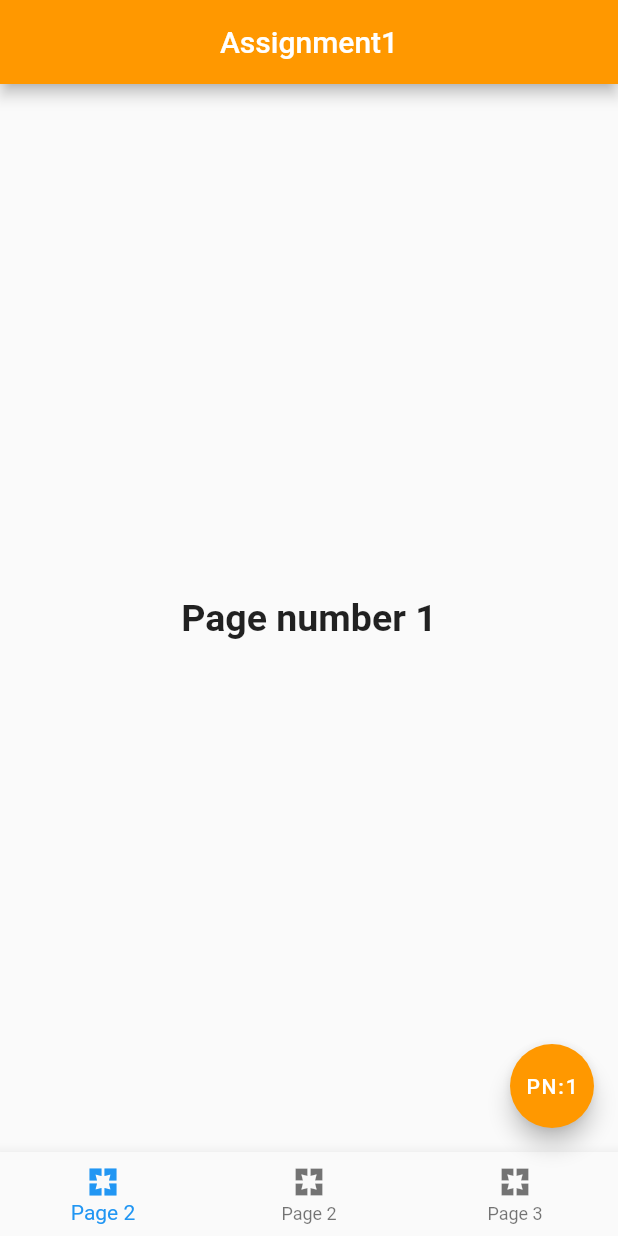
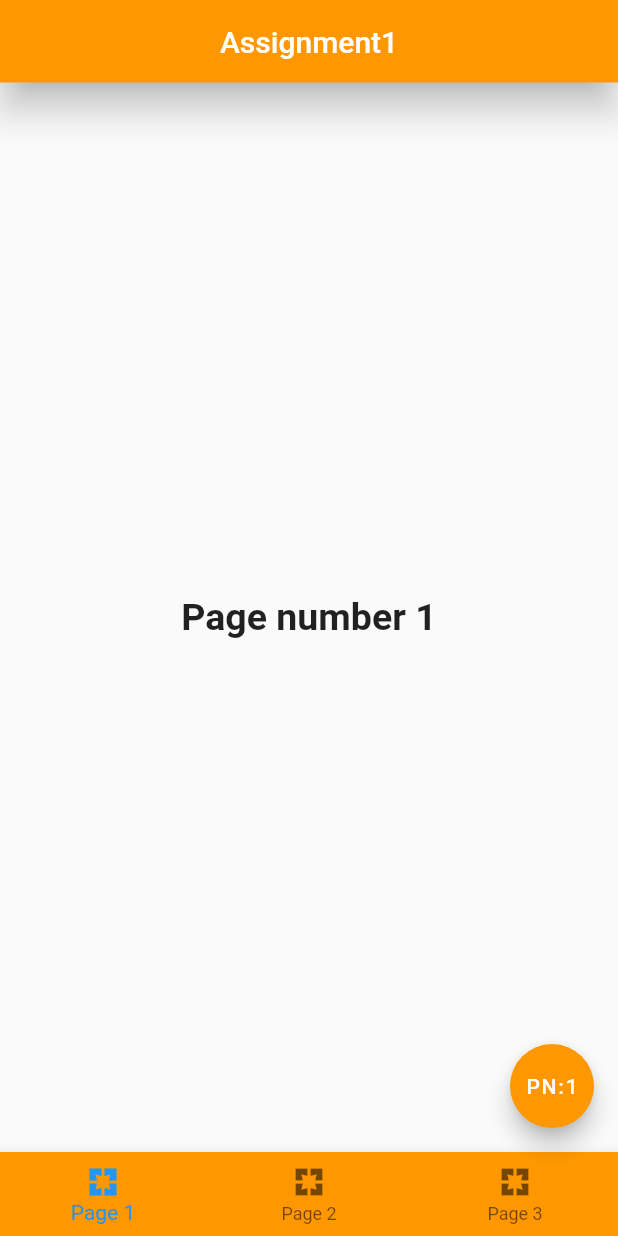
Before and after one commit to jahangirsim/OstadPractice, a Flutter app: the screen it shows after launch, on a phone screen of 412 x 824 dp. Run offline on Flutter 3.47's test engine with Material 2 defaults, Android fonts, the phone set to English and light mode, and no system bars.

Commit message:
Page no1

```diff
--- a/lib/main.dart
+++ b/lib/main.dart
@@ -1,21 +1,33 @@
+import 'package:assignment_1_3_page/pages/page1.dart';
+import 'package:assignment_1_3_page/pages/page2.dart';
+import 'package:assignment_1_3_page/pages/page3.dart';
 import 'package:flutter/material.dart';
 
 void main() {
-  runApp(const MyApp());
+  runApp(MyApp());
 }
 
+//ignore: must_be_immutable
 class MyApp extends StatelessWidget {
-  const MyApp({Key? key}) : super(key: key);
 
+   MyApp({Key? key}) : super(key: key);
+
+  int currentPage = 0;
+List<Widget> pages= [
+  const Page1(),
+  const Page2(),
+  const Page3()
+];
   @override
   Widget build(BuildContext context) {
     return const MaterialApp(
       debugShowCheckedModeBanner: false,
-      // title: "Assignment1",
-      // theme: ThemeData(
-      //   primarySwatch: Colors.grey,
-      // ),
       home: Assignment1(),
+      // actions: Drawer(backgroundColor: Colors.orange,
+      // child: ListView(padding: EdgeInsets.zero,
+      // children: const <Widget>[
+      //   DrawerHeader(child: Text('Assignment1'))
+      // ],)),
     );
   }
 }
@@ -30,7 +42,8 @@ class Assignment1 extends StatelessWidget {
         title: const Text("Assignment1"),
         centerTitle: true,
         backgroundColor: Colors.orange,
-
+toolbarHeight: 55,
+elevation: 10,
       ),
 
       body: const Center(
@@ -51,11 +64,23 @@ class Assignment1 extends StatelessWidget {
 
       ),
       bottomNavigationBar: BottomNavigationBar(
-        items: [
-          const BottomNavigationBarItem(icon: Icon(Icons.pages_sharp), label: 'Page 2'),
-          const BottomNavigationBarItem(icon: Icon(Icons.pages_sharp), label: 'Page 2'),
-          const BottomNavigationBarItem(icon: Icon(Icons.pages_sharp), label: 'Page 3')
+        backgroundColor: Colors.orange,
+        items: const [
+          BottomNavigationBarItem(icon: Icon(Icons.pages_sharp), label: 'Page 1'),
+          BottomNavigationBarItem(icon: Icon(Icons.pages_sharp), label: 'Page 2'),
+          BottomNavigationBarItem(icon: Icon(Icons.pages_sharp), label: 'Page 3')
         ],
+        onTap: (int index){
+          if (index == 0){
+
+          }
+          if (index == 1){
+
+          }
+          if (index == 2){
+
+          }
+      }
       ),
       );
 
```
Also changed, not shown: lib/pages/page1.dart (added, +31 -0 lines), lib/pages/page2.dart (added, +27 -0 lines), lib/pages/page3.dart (added, +27 -0 lines).
